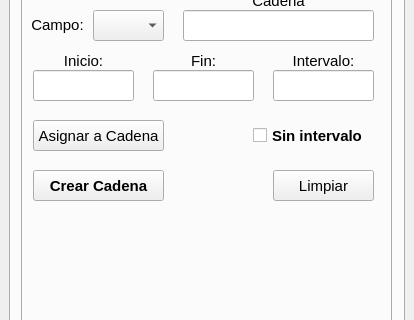
Qt form numeros_exteriores_dockwidget_base.ui (DAGGDesarrollo/repo_dce) before a commit; both pictures show x 0 to 414 and y 379 to 699 of the 414 by 883 pixel window.
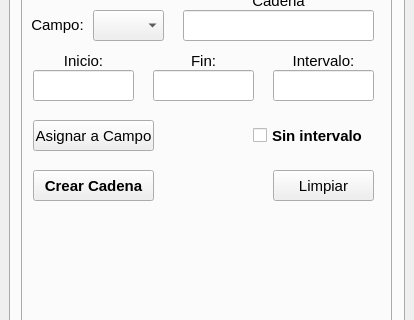
The same form after that commit. The open tabs and pages were chosen to show the change. Custom widgets are drawn as their Qt base class.

Commit message: Se modifica el texto del botón "Asignar a Cadena" por "Asignar a Campo" Se agrega "mayor que 60" al tooltip del campo de "Distancia Personalizada"

```diff
--- a/numeros_exteriores_dockwidget_base.ui
+++ b/numeros_exteriores_dockwidget_base.ui
@@ -1593,7 +1593,7 @@
            <rect>
             <x>10</x>
             <y>220</y>
-            <width>131</width>
+            <width>121</width>
             <height>31</height>
            </rect>
           </property>
@@ -1959,7 +1959,7 @@
            <rect>
             <x>10</x>
             <y>170</y>
-            <width>131</width>
+            <width>121</width>
             <height>31</height>
            </rect>
           </property>
@@ -1981,7 +1981,7 @@
            <string>Asigne los datos ingresados a la memoria, consulte el intervalo deseado</string>
           </property>
           <property name="text">
-           <string>Asignar a Cadena</string>
+           <string>Asignar a Campo</string>
           </property>
          </widget>
         </widget>
```
Left out of the diff: 6 changed lines with no effect on the pictures.
